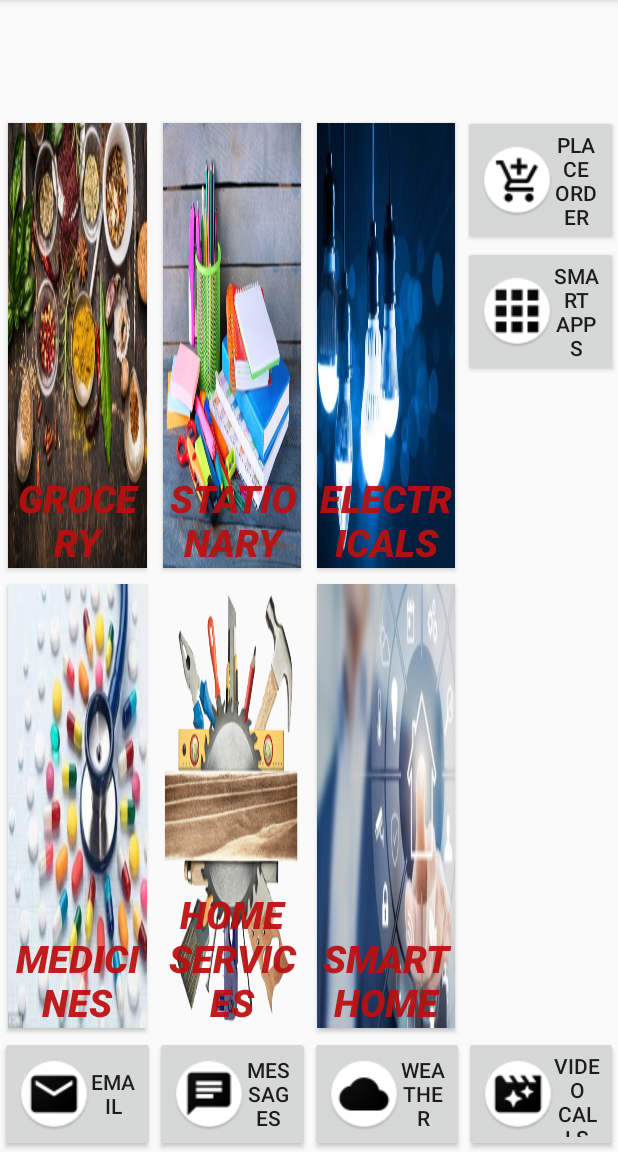
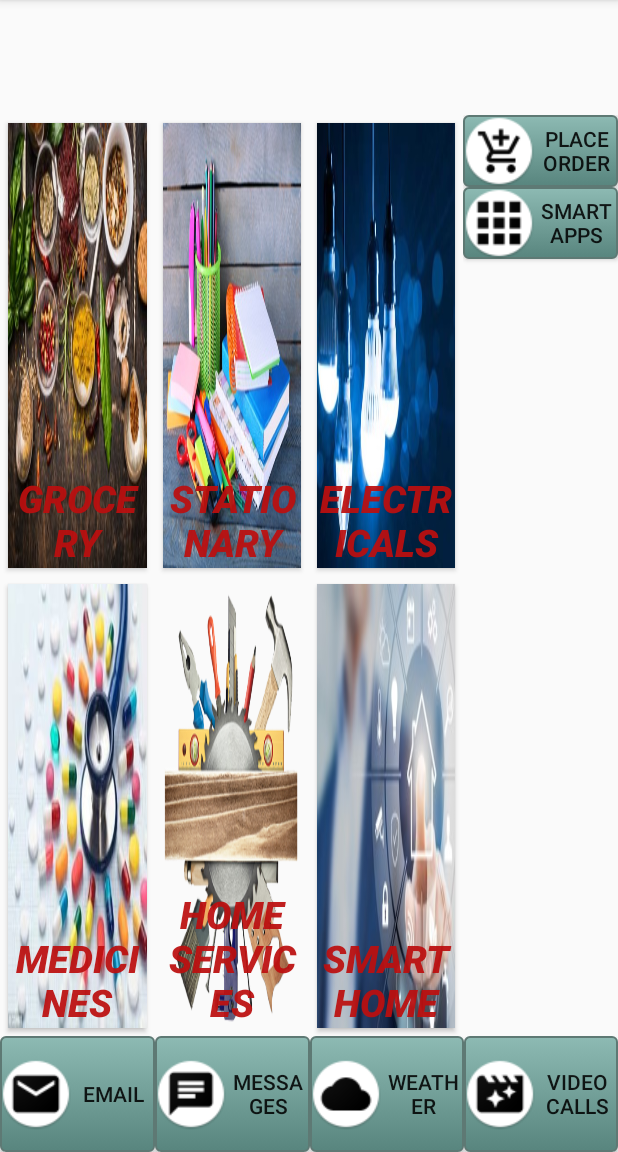
Before and after one commit to sairam9999/SSOS, an Android app: the screen it shows after launch (MainActivity), on a phone screen of 412 x 824 dp, the part 84-1236 px from its top. Run offline under Robolectric (Android 15) with nearby library versions, the phone set to English and light mode, and no system bars.

Commit message:
Added Background for Buttons

```diff
--- a/app/src/main/res/layout/right_pane.xml
+++ b/app/src/main/res/layout/right_pane.xml
@@ -19,6 +19,7 @@
             android:layout_height="wrap_content"
             android:drawableLeft="@drawable/icon_cart"
             android:text="Place Order"
+            android:background="@drawable/button_bg"
             />
 
 
@@ -29,18 +30,16 @@
             android:drawableLeft="@drawable/icon_moreapps"
             android:text="Smart Apps"
             android:visibility="visible"
-            android:id="@+id/more_apps_button"/>
+            android:id="@+id/more_apps_button"
+            android:background="@drawable/button_bg"
+            />
 
         <GridLayout
             android:layout_width="match_parent"
             android:layout_height="wrap_content"
             android:visibility="invisible"
-            android:id="@+id/smartapps_gridlayout">
-
-            <ImageButton />
-
-
-
+            android:id="@+id/smartapps_gridlayout"
+            >
 
         </GridLayout>
 
@@ -70,7 +69,9 @@
                 android:text="Use Smart Order"
                 android:elevation="0dp"
                 android:paddingLeft="10dp"
-                android:paddingRight="10dp"/>
+                android:paddingRight="10dp"
+                android:background="@drawable/button_bg"
+                />
 
             <Button
                 android:layout_width="match_parent"
@@ -78,7 +79,9 @@
                 android:text="Use Recent Order"
                 android:elevation="0dp"
                 android:paddingLeft="10dp"
-                android:paddingRight="10dp"/>
+                android:paddingRight="10dp"
+                android:background="@drawable/button_bg"
+                />
 
             <Button
                 android:layout_width="match_parent"
@@ -86,7 +89,9 @@
                 android:text="Use Saved Order"
                 android:elevation="0dp"
                 android:paddingLeft="10dp"
-                android:paddingRight="10dp"/>
+                android:paddingRight="10dp"
+                android:background="@drawable/button_bg"
+                />
 
         </LinearLayout>
 
--- a/app/src/main/res/layout/widget_bar.xml
+++ b/app/src/main/res/layout/widget_bar.xml
@@ -13,6 +13,7 @@ android:orientation="horizontal">
     android:layout_weight="0.25"
     android:drawableLeft="@drawable/ic_email"
     android:text="Email"
+    android:background="@drawable/button_bg"
     />
 
 <Button
@@ -22,6 +23,7 @@ android:orientation="horizontal">
     android:layout_weight="0.25"
     android:drawableLeft="@drawable/ic_chat"
     android:text="Messages"
+    android:background="@drawable/button_bg"
     />
 
 <Button
@@ -31,6 +33,7 @@ android:orientation="horizontal">
     android:layout_weight="0.25"
     android:drawableLeft="@drawable/ic_weather"
     android:text="Weather"
+    android:background="@drawable/button_bg"
     />
 
 <Button
@@ -40,6 +43,7 @@ android:orientation="horizontal">
     android:layout_weight="0.25"
     android:drawableLeft="@drawable/ic_movie"
     android:text="Video Calls"
+    android:background="@drawable/button_bg"
     />
 
 
```
